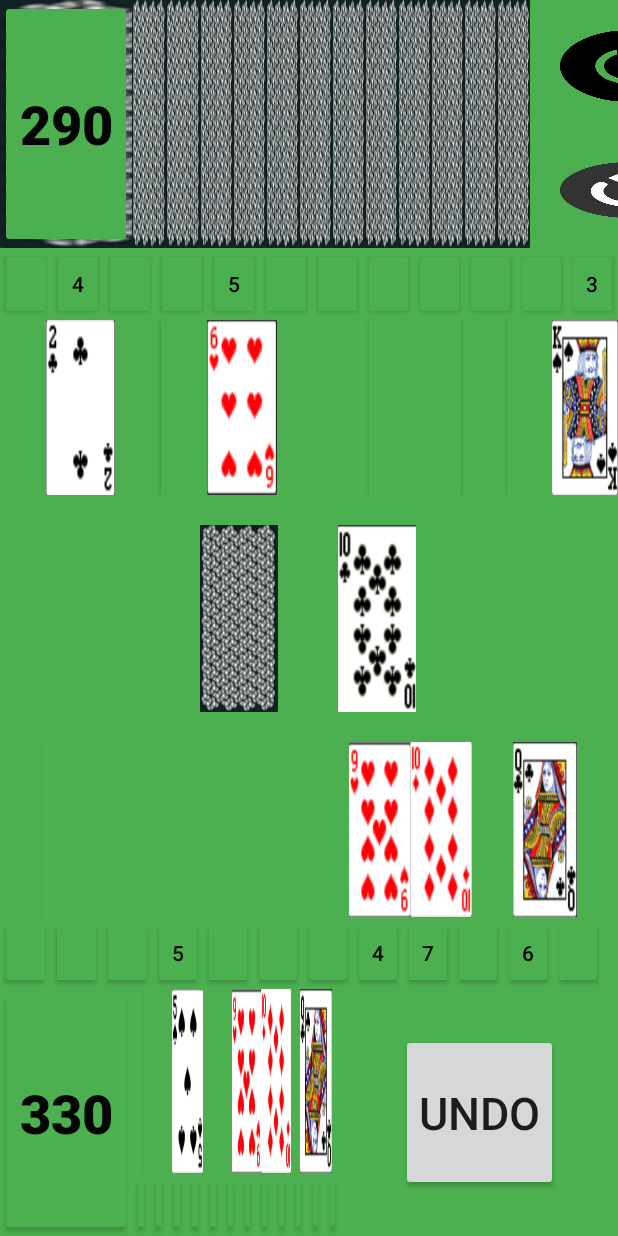
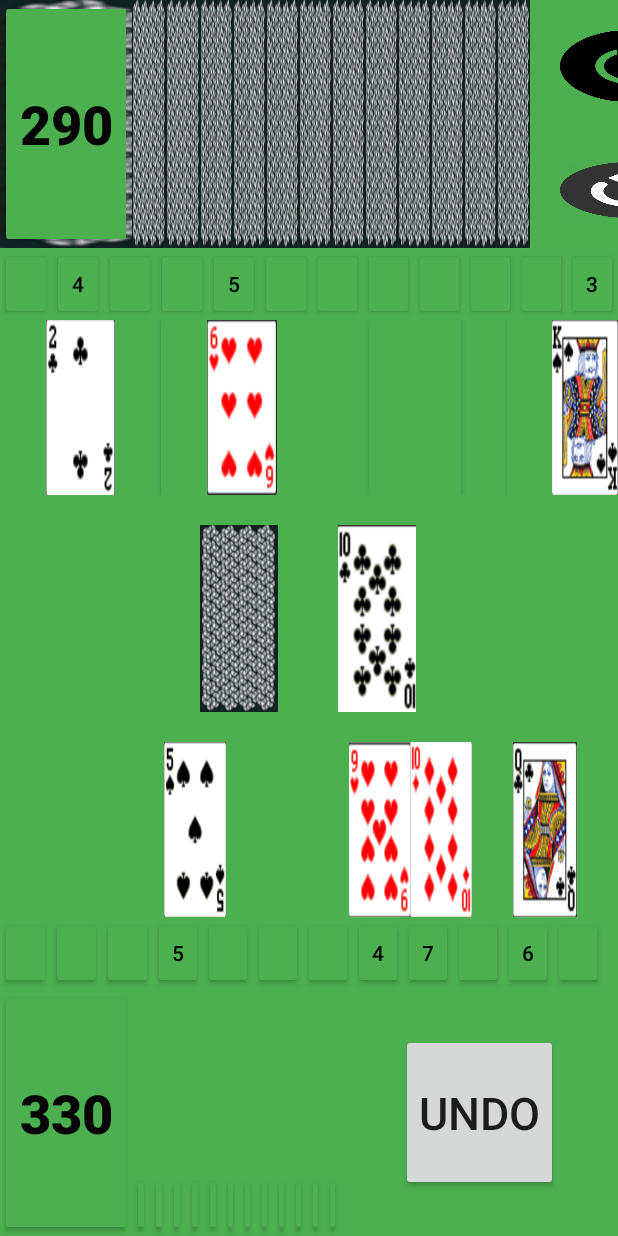
Before and after one commit to rhunter12/Canasta, an Android app: the layout main_activity.xml on its own in the app's theme, with its tools: preview values and no code run, on a phone screen of 412 x 824 dp. Run offline under Robolectric (Android 15) with nearby library versions, the phone set to English and light mode, and no system bars.

```diff
--- a/app/src/main/res/layout/main_activity.xml
+++ b/app/src/main/res/layout/main_activity.xml
@@ -535,7 +535,7 @@
                     android:layout_height="match_parent"
                     android:layout_weight="1"
                     android:background="#4CAF50"
-                    tools:visibility="invisible" />
+                     />
 
                 <Button
                     android:id="@+id/meld3"
@@ -543,7 +543,7 @@
                     android:layout_height="match_parent"
                     android:layout_weight="1"
                     android:background="#4CAF50"
-                    tools:visibility="invisible" />
+                     />
 
                 <Button
                     android:id="@+id/meld4"
@@ -551,7 +551,7 @@
                     android:layout_height="match_parent"
                     android:layout_weight="1"
                     android:background="#4CAF50"
-                    tools:visibility="invisible" />
+                     />
 
                 <Button
                     android:id="@+id/meld5"
@@ -559,7 +559,7 @@
                     android:layout_height="match_parent"
                     android:layout_weight="1"
                     android:background="@drawable/pica_five"
-                    android:visibility="invisible" />
+                   />
 
                 <Button
                     android:id="@+id/meld6"
@@ -567,7 +567,7 @@
                     android:layout_height="match_parent"
                     android:layout_weight="1"
                     android:background="#4CAF50"
-                    tools:visibility="invisible" />
+                    />
 
                 <Button
                     android:id="@+id/meld7"
@@ -575,7 +575,7 @@
                     android:layout_height="match_parent"
                     android:layout_weight="1"
                     android:background="#4CAF50"
-                    tools:visibility="invisible" />
+                     />
 
                 <Button
                     android:id="@+id/meld8"
@@ -583,7 +583,7 @@
                     android:layout_height="match_parent"
                     android:layout_weight="1"
                     android:background="#4CAF50"
-                    tools:visibility="invisible" />
+                     />
 
                 <Button
                     android:id="@+id/meld9"
@@ -605,7 +605,7 @@
                     android:layout_height="match_parent"
                     android:layout_weight="1"
                     android:background="#4CAF50"
-                    tools:visibility="invisible" />
+                     />
 
                 <Button
                     android:id="@+id/meldQ"
@@ -620,7 +620,7 @@
                     android:layout_height="match_parent"
                     android:layout_weight="1"
                     android:background="#4CAF50"
-                    tools:visibility="invisible" />
+                    />
 
             </LinearLayout>
 
@@ -824,7 +824,8 @@
                             android:layout_width="wrap_content"
                             android:layout_height="match_parent"
                             android:layout_weight="1"
-                            android:background="#4CAF50" />
+                            android:background="#4CAF50"
+                            android:visibility="invisible"/>
 
                         <Button
                             android:id="@+id/hand2"
@@ -832,7 +833,8 @@
                             android:layout_height="match_parent"
                             android:layout_weight="1"
                             android:background="#4CAF50"
-                            tools:visibility="invisible" />
+                            tools:visibility="invisible"
+                            android:visibility="invisible"/>
 
                         <Button
                             android:id="@+id/hand3"
@@ -840,7 +842,8 @@
                             android:layout_height="match_parent"
                             android:layout_weight="1"
                             android:background="#4CAF50"
-                            tools:visibility="invisible" />
+                            tools:visibility="invisible"
+                            android:visibility="invisible"/>
 
                         <Button
                             android:id="@+id/hand4"
@@ -848,14 +851,16 @@
                             android:layout_height="match_parent"
                             android:layout_weight="1"
                             android:background="#4CAF50"
-                            tools:visibility="invisible" />
+                            tools:visibility="invisible"
+                            android:visibility="invisible"/>
 
                         <Button
                             android:id="@+id/hand5"
                             android:layout_width="wrap_content"
                             android:layout_height="match_parent"
                             android:layout_weight="1"
-                            android:background="@drawable/pica_five" />
+                            android:background="@drawable/pica_five"
+                            android:visibility="invisible"/>
 
                         <Button
                             android:id="@+id/hand6"
@@ -863,7 +868,8 @@
                             android:layout_height="match_parent"
                             android:layout_weight="1"
                             android:background="#4CAF50"
-                            tools:visibility="invisible" />
+                            tools:visibility="invisible"
+                            android:visibility="invisible"/>
 
                         <Button
                             android:id="@+id/hand7"
@@ -871,7 +877,8 @@
                             android:layout_height="match_parent"
                             android:layout_weight="1"
                             android:background="#4CAF50"
-                            tools:visibility="invisible" />
+                            tools:visibility="invisible"
+                            android:visibility="invisible"/>
 
                         <Button
                             android:id="@+id/hand8"
@@ -879,21 +886,24 @@
                             android:layout_height="match_parent"
                             android:layout_weight="1"
                             android:background="#4CAF50"
-                            tools:visibility="invisible" />
+                            tools:visibility="invisible"
+                            android:visibility="invisible"/>
 
                         <Button
                             android:id="@+id/hand9"
                             android:layout_width="wrap_content"
                             android:layout_height="match_parent"
                             android:layout_weight="1"
-                            android:background="@drawable/hearts_nine" />
+                            android:background="@drawable/hearts_nine"
+                            android:visibility="invisible"/>
 
                         <Button
                             android:id="@+id/hand10"
                             android:layout_width="wrap_content"
                             android:layout_height="match_parent"
                             android:layout_weight="1"
-                            android:background="@drawable/diamond_ten" />
+                            android:background="@drawable/diamond_ten"
+                            android:visibility="invisible"/>
 
                         <Button
                             android:id="@+id/handJ"
@@ -901,14 +911,16 @@
                             android:layout_height="match_parent"
                             android:layout_weight="1"
                             android:background="#4CAF50"
-                            tools:visibility="invisible" />
+                            tools:visibility="invisible"
+                            android:visibility="invisible"/>
 
                         <Button
                             android:id="@+id/handQ"
                             android:layout_width="wrap_content"
                             android:layout_height="match_parent"
                             android:layout_weight="1"
-                            android:background="@drawable/trebol_queen" />
+                            android:background="@drawable/trebol_queen"
+                            android:visibility="invisible"/>
 
                         <Button
                             android:id="@+id/handK"
@@ -916,7 +928,8 @@
                             android:layout_height="match_parent"
                             android:layout_weight="1"
                             android:background="#4CAF50"
-                            tools:visibility="invisible" />
+                            tools:visibility="invisible"
+                            android:visibility="invisible"/>
 
                     </LinearLayout>
 
@@ -925,7 +938,8 @@
                         android:layout_width="match_parent"
                         android:layout_height="wrap_content"
                         android:layout_weight="0.4"
-                        android:orientation="horizontal">
+                        android:orientation="horizontal"
+                        >
 
                         <Button
                             android:id="@+id/nPlayerAS"
```
Also changed, not shown: app/src/main/java/edu/up/cs301/canasta/CanastaLocalGame.java (+25 -21 lines), app/src/main/java/edu/up/cs301/canasta/CanastaPlayer.java (+20 -1 lines), app/src/main/res/drawable/club10.png (renamed from app/src/main/res/drawable/Club-10.png), app/src/main/res/drawable/club2.png (renamed from app/src/main/res/drawable/Club-2.png), app/src/main/res/drawable/club3.png (renamed from app/src/main/res/drawable/Club-3.png), app/src/main/res/drawable/club4.png (renamed from app/src/main/res/drawable/Club-4.png), app/src/main/res/drawable/club5.png (renamed from app/src/main/res/drawable/Club-5.png), app/src/main/res/drawable/club6.png (renamed from app/src/main/res/drawable/Club-6.png), app/src/main/res/drawable/club7.png (renamed from app/src/main/res/drawable/Club-7.png), app/src/main/res/drawable/club8.png (renamed from app/src/main/res/drawable/Club-8.png), app/src/main/res/drawable/club9.png (renamed from app/src/main/res/drawable/Club-9.png), app/src/main/res/drawable/clubas.png (renamed from app/src/main/res/drawable/Club-As.png), app/src/main/res/drawable/clubjack.png (renamed from app/src/main/res/drawable/Club-Jack.png), app/src/main/res/drawable/clubking.png (renamed from app/src/main/res/drawable/Club-King.png), 1 more files.
